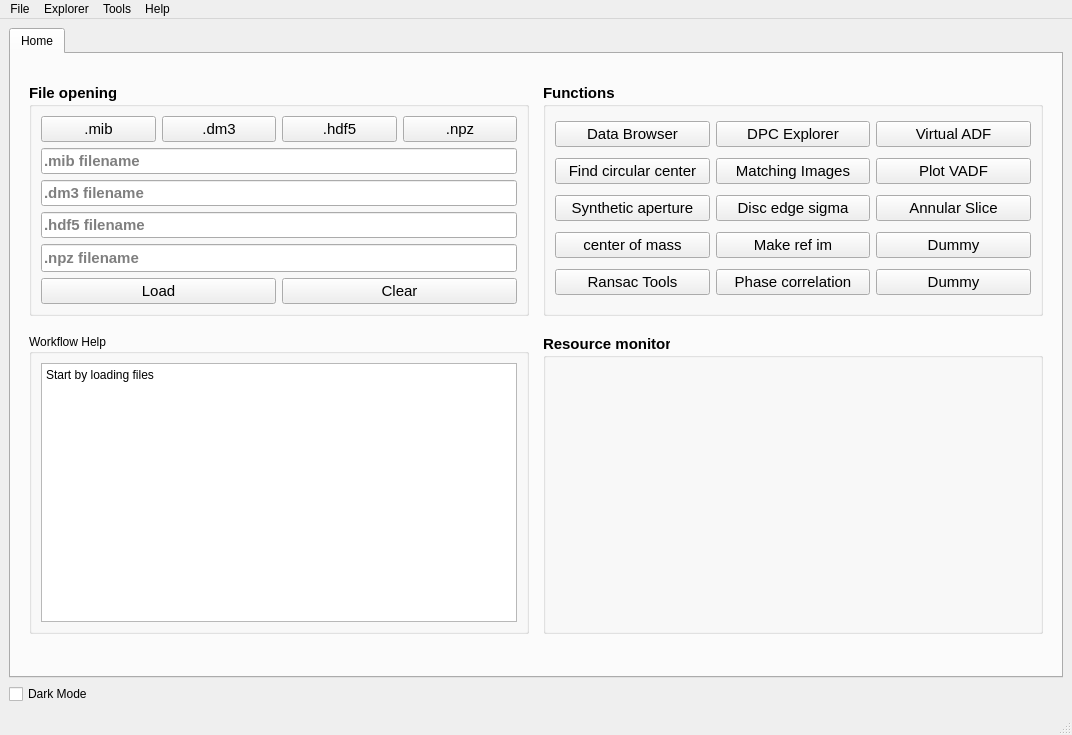
The window that fpd_explorer/res/homescreen.ui (CS26-FPD-Explorer/FPD-Explorer) describes before a commit, drawn with Qt 5.
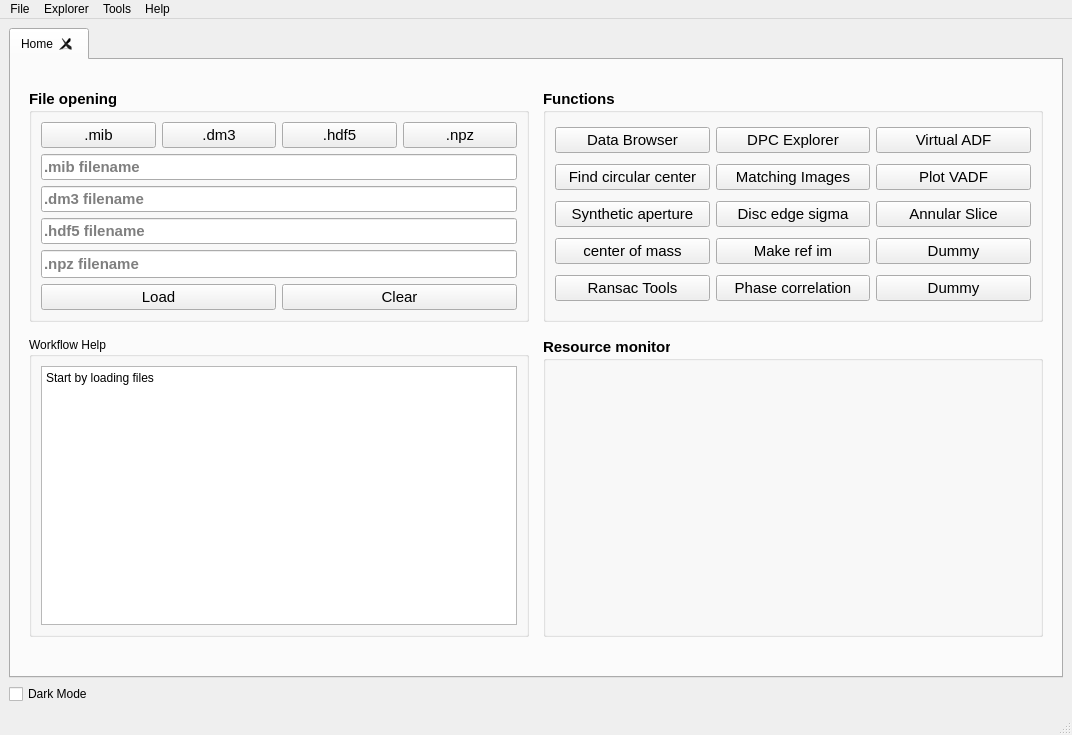
The same window after the commit. Custom widgets are drawn as their Qt base class.

Commit message: Fixed bug in custom widget Widget where widget was not returned

```diff
--- a/fpd_explorer/res/homescreen.ui
+++ b/fpd_explorer/res/homescreen.ui
@@ -40,7 +40,7 @@
        <number>0</number>
       </property>
       <property name="tabsClosable">
-       <bool>false</bool>
+       <bool>true</bool>
       </property>
       <widget class="QWidget" name="home_tab">
        <attribute name="title">
```
The commit also changes 1 other file.
